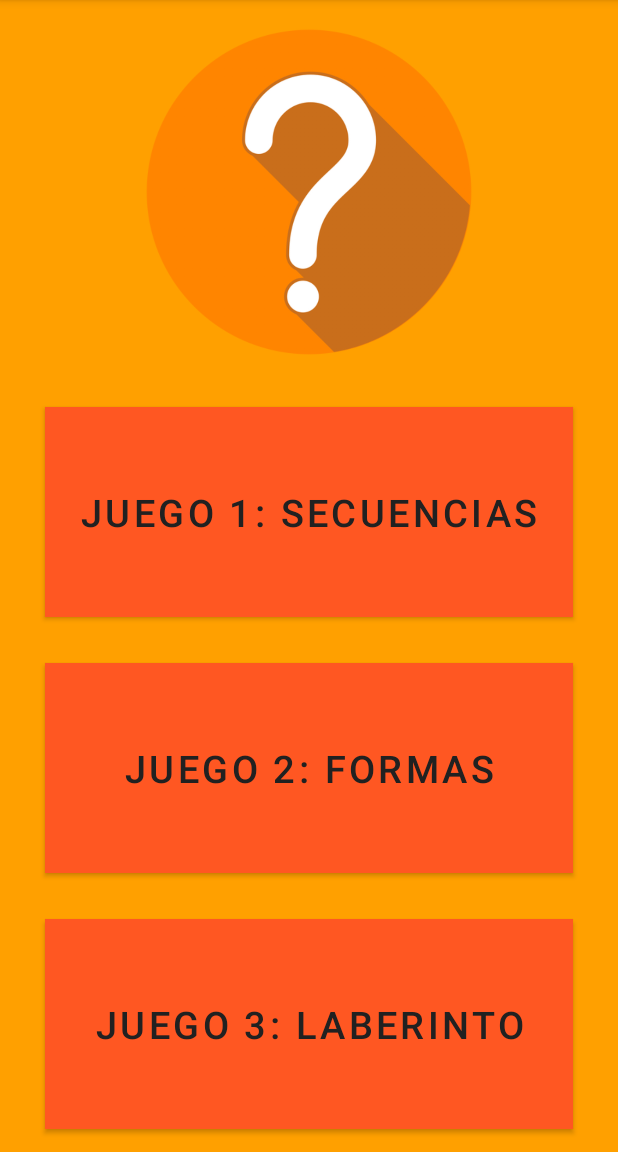
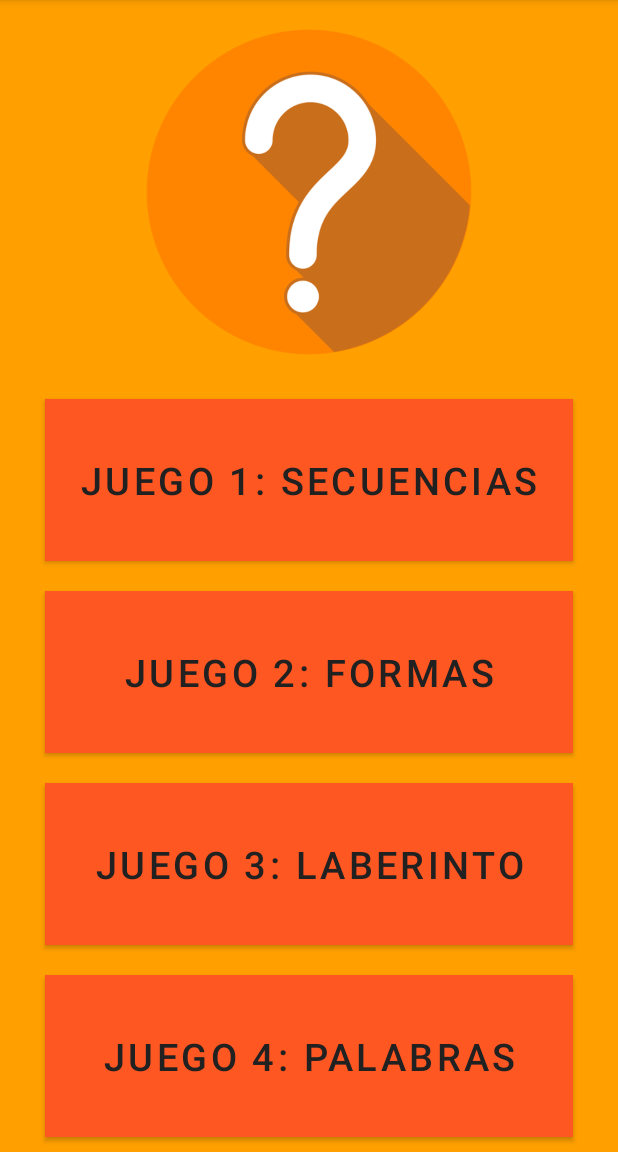
Before and after one commit to Nachin7u7/ProyectoAlgoritmica2, an Android app: the screen it shows after launch (MenuActivity), on a phone screen of 412 x 824 dp, the part 84-1236 px from its top. Run offline under Robolectric (Android 15) with nearby library versions, the phone set to English and light mode, and no system bars.

Commit message:
Juego Palabras

```diff
--- a/app/src/main/AndroidManifest.xml
+++ b/app/src/main/AndroidManifest.xml
@@ -22,6 +22,9 @@
         <activity
             android:name=".LaberintoActivity"
             android:label="Laberinto"/>
+        <activity
+            android:name=".PalabrasActivity"
+            android:label="Palabras"/>
     </application>
 
 </manifest>
--- a/app/src/main/java/com/example/juegoalgoritmica/MenuActivity.java
+++ b/app/src/main/java/com/example/juegoalgoritmica/MenuActivity.java
@@ -14,6 +14,8 @@ public class MenuActivity extends AppCompatActivity {
     private Button botonJuego1;
     private Button botonJuego2;
     private Button botonJuego3;
+    private Button botonJuego4;
+
     @Override
     protected void onCreate(Bundle savedInstanceState) {
         super.onCreate(savedInstanceState);
@@ -26,6 +28,7 @@ public class MenuActivity extends AppCompatActivity {
         botonJuego1 = findViewById(R.id.juego1);
         botonJuego2 = findViewById(R.id.juego2);
         botonJuego3 = findViewById(R.id.juego3);
+        botonJuego4 = findViewById(R.id.juego4);
 
     }
 
@@ -51,5 +54,12 @@ public class MenuActivity extends AppCompatActivity {
                 startActivity(laberintoIntent);
             }
         });
+        botonJuego4.setOnClickListener(new View.OnClickListener() {
+            @Override
+            public void onClick(View v) {
+                Intent palabrasIntent = new Intent(MenuActivity.this, PalabrasActivity.class);
+                startActivity(palabrasIntent);
+            }
+        });
     }
 }
--- a/app/src/main/res/layout/activity_menu.xml
+++ b/app/src/main/res/layout/activity_menu.xml
@@ -36,8 +36,8 @@
                 android:layout_width="match_parent"
                 android:layout_height="0dp"
                 android:layout_gravity="center"
-                android:layout_marginTop="15dp"
-                android:layout_marginBottom="15dp"
+                android:layout_marginTop="10dp"
+                android:layout_marginBottom="10dp"
                 android:layout_marginLeft="30dp"
                 android:layout_marginRight="30dp"
                 android:layout_weight="1"
@@ -51,8 +51,8 @@
                 android:layout_width="match_parent"
                 android:layout_height="0dp"
                 android:layout_gravity="center"
-                android:layout_marginTop="15dp"
-                android:layout_marginBottom="15dp"
+                android:layout_marginTop="10dp"
+                android:layout_marginBottom="10dp"
                 android:layout_marginLeft="30dp"
                 android:layout_marginRight="30dp"
                 android:layout_weight="1"
@@ -66,8 +66,8 @@
                 android:layout_width="match_parent"
                 android:layout_height="0dp"
                 android:layout_gravity="center"
-                android:layout_marginTop="15dp"
-                android:layout_marginBottom="15dp"
+                android:layout_marginTop="10dp"
+                android:layout_marginBottom="10dp"
                 android:layout_marginLeft="30dp"
                 android:layout_marginRight="30dp"
                 android:layout_weight="1"
@@ -76,6 +76,21 @@
                 android:textColor="#212121"
                 android:textSize="25sp"
                 app:backgroundTint="#FF5722"/>
+            <Button
+                android:id="@+id/juego4"
+                android:layout_width="match_parent"
+                android:layout_height="0dp"
+                android:layout_gravity="center"
+                android:layout_marginTop="10dp"
+                android:layout_marginBottom="10dp"
+                android:layout_marginLeft="30dp"
+                android:layout_marginRight="30dp"
+                android:layout_weight="1"
+                android:background="#FF5722"
+                android:text="Juego 4: Palabras"
+                android:textColor="#212121"
+                android:textSize="25sp"
+                app:backgroundTint="#FF5722"/>
 
 
         </LinearLayout>
```
Also changed, not shown: app/src/main/java/com/example/juegoalgoritmica/PalabrasActivity.java (added, +118 -0 lines), app/src/main/res/layout/activity_palabras.xml (added, +46 -0 lines), app/src/main/res/drawable/palabras.png (added).
